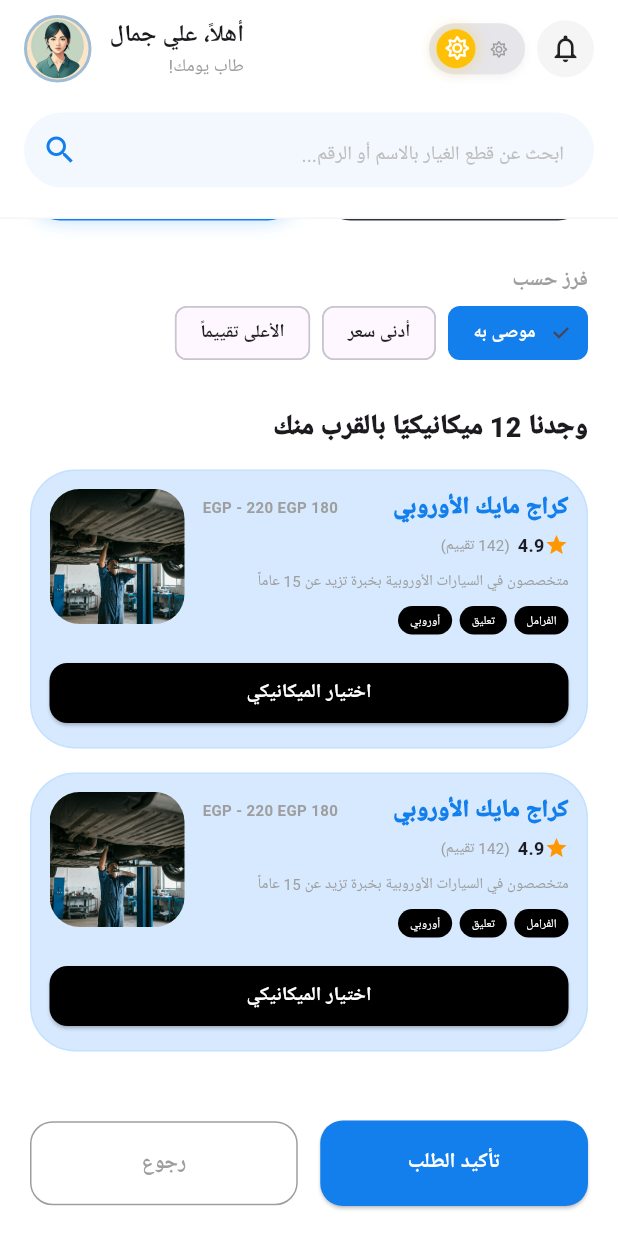
After one commit to 3moor-dot/Gear_Up_App, a Flutter app: the MaintenanceRequestPage screen opened by its route, scrolled down 576 dp, after a tap on "الخطوة التالية", on a phone screen of 412 x 824 dp. The commit adds this screen. Run offline on Flutter 3.47's test engine with Material 3 defaults, Android fonts, the phone set to English and light mode, and no system bars; our stand-ins replace font_awesome_flutter; Roboto replaces fonts that are missing (Cairo).

Commit message:
Add Maintenance_Request

```diff
--- a/lib/main.dart
+++ b/lib/main.dart
@@ -7,6 +7,7 @@ import 'package:gear_up_app/pages/Customer/Control panel/control_panel.dart';
 import 'package:gear_up_app/pages/Customer/Reminder/maintenance_reminders.dart';
 import 'package:gear_up_app/pages/Customer/Service History/service_history.dart';
 import 'package:gear_up_app/pages/Customer/Maintenance_Bookings/maintenance_bookings.dart';
+import 'package:gear_up_app/pages/Customer/Maintenance_Request/maintenance_request.dart';
 
 void main() {
   runApp(
@@ -61,6 +62,7 @@ class GearUpApp extends StatelessWidget {
         '/reminders': (context) => const MaintenanceRemindersPage(),
         '/service-history': (context) => const ServiceHistoryPage(),
         '/bookings': (context) => const MaintenanceBookingsPage(),
+        '/request': (context) => const MaintenanceRequestPage(),
         // أضف أي صفحات جديدة هنا لتتمكن من استدعائها بالاسم
       },
     );
--- /dev/null
+++ b/lib/pages/Customer/Maintenance_Request/maintenance_request.dart
@@ -0,0 +1,57 @@
+import 'package:flutter/material.dart';
+import 'package:gear_up_app/components/Customer/customer_header.dart';
+import 'package:gear_up_app/components/Customer/customer_sidebar.dart';
+
+// استيراد المكونات التي سننشئها بالأسفل
+import 'package:gear_up_app/pages/Customer/Maintenance_Request/step_progress.dart';
+import 'package:gear_up_app/pages/Customer/Maintenance_Request/step_one_details.dart';
+import 'package:gear_up_app/pages/Customer/Maintenance_Request/step_two_mechanics.dart';
+
+class MaintenanceRequestPage extends StatefulWidget {
+  const MaintenanceRequestPage({super.key});
+
+  @override
+  State<MaintenanceRequestPage> createState() => _MaintenanceRequestPageState();
+}
+
+class _MaintenanceRequestPageState extends State<MaintenanceRequestPage> {
+  int _currentStep = 1; // إدارة الخطوة الحالية
+
+  void _nextStep() => setState(() => _currentStep = 2);
+  void _prevStep() => setState(() => _currentStep = 1);
+
+  @override
+  Widget build(BuildContext context) {
+    return Scaffold(
+      endDrawer: const CustomDrawer(currentRoute: '/request'),
+      body: SafeArea(
+        child: Column(
+          children: [
+            const DashboardHeader(),
+            Expanded(
+              child: SingleChildScrollView(
+                padding: const EdgeInsets.all(20),
+                child: Column(
+                  children: [
+                    // المكون العلوي (البروجرس)
+                    StepProgressWidget(
+                      currentStep: _currentStep,
+                      onStepChange: (step) => setState(() => _currentStep = step),
+                    ),
+
+                    const SizedBox(height: 30),
+
+                    // عرض المحتوى بناءً على الخطوة
+                    _currentStep == 1
+                        ? StepOneDetails(onNext: _nextStep)
+                        : StepTwoMechanics(onBack: _prevStep),
+                  ],
+                ),
+              ),
+            ),
+          ],
+        ),
+      ),
+    );
+  }
+}
--- /dev/null
+++ b/lib/pages/Customer/Maintenance_Request/step_one_details.dart
@@ -0,0 +1,250 @@
+import 'package:flutter/material.dart';
+
+class StepOneDetails extends StatefulWidget {
+  final VoidCallback onNext;
+  const StepOneDetails({super.key, required this.onNext});
+
+  @override
+  State<StepOneDetails> createState() => _StepOneDetailsState();
+}
+
+class _StepOneDetailsState extends State<StepOneDetails> {
+  // حالات التحكم (State) مثل الـ React
+  String selectedVehicle = "تسلا موديل 3";
+  String serviceType = "خدمة طارئة";
+  String requestedService = "التشخيص";
+  String location = "في الورشة";
+
+  final primaryColor = const Color(0xFF137FEC);
+
+  @override
+  Widget build(BuildContext context) {
+    final isDark = Theme.of(context).brightness == Brightness.dark;
+
+    return Column(
+      crossAxisAlignment: CrossAxisAlignment.start,
+      children: [
+        // --- قسم اختيار المركبة ---
+        _sectionTitle("اختر مركبة"),
+        Row(
+          children: [
+            _selectableCard(
+              title: "فورد إف-150",
+              sub: "ABC 5678 • 2019",
+              isSelected: selectedVehicle == "فورد إف-150",
+              onTap: () => setState(() => selectedVehicle = "فورد إف-150")
+            ),
+            const SizedBox(width: 10),
+            _selectableCard(
+              title: "تسلا موديل 3",
+              sub: "XYZ 1234 • 2022",
+              isSelected: selectedVehicle == "تسلا موديل 3",
+              onTap: () => setState(() => selectedVehicle = "تسلا موديل 3")
+            ),
+          ],
+        ),
+
+        const SizedBox(height: 25),
+
+        // --- قسم نوع الخدمة ---
+        _sectionTitle("نوع الخدمة"),
+        Row(
+          children: [
+            _selectableCard(
+              title: "خدمة مجدولة",
+              sub: "في وقت محدد مسبقاً",
+              isSelected: serviceType == "خدمة مجدولة",
+              onTap: () => setState(() => serviceType = "خدمة مجدولة")
+            ),
+            const SizedBox(width: 10),
+            _selectableCard(
+              title: "خدمة طارئة",
+              sub: "تتطلب تدخل سريع",
+              isSelected: serviceType == "خدمة طارئة",
+              onTap: () => setState(() => serviceType = "خدمة طارئة")
+            ),
+          ],
+        ),
+
+        const SizedBox(height: 25),
+
+        // --- قسم التاريخ والوقت ---
+        _sectionTitle("التوقيت المفضل"),
+        Row(
+          children: [
+            _buildDateTimeInput(label: "الوقت المفضل", icon: Icons.access_time, isDark: isDark),
+            const SizedBox(width: 15),
+            _buildDateTimeInput(label: "التاريخ المفضل", icon: Icons.calendar_month, isDark: isDark),
+          ],
+        ),
+
+        const SizedBox(height: 25),
+
+        // --- قسم المشكلة ---
+        _sectionTitle("المشكلة"),
+        TextField(
+          maxLines: 4,
+          textAlign: TextAlign.right,
+          decoration: InputDecoration(
+            hintText: "صف المشكلة التي تواجهها...",
+            filled: true,
+            fillColor: primaryColor.withOpacity(0.05),
+            border: OutlineInputBorder(
+              borderRadius: BorderRadius.circular(20),
+              borderSide: BorderSide(color: primaryColor.withOpacity(0.2)),
+            ),
+          ),
+        ),
+        const SizedBox(height: 10),
+        Align(
+          alignment: Alignment.centerRight,
+          child: ElevatedButton.icon(
+            onPressed: () {},
+            icon: const Icon(Icons.image, size: 18),
+            label: const Text("تحميل صورة المشكلة"),
+            style: ElevatedButton.styleFrom(
+              backgroundColor: primaryColor,
+              shape: RoundedRectangleBorder(borderRadius: BorderRadius.circular(12)),
+            ),
+          ),
+        ),
+
+        const SizedBox(height: 25),
+
+        // --- قسم الخدمات المطلوبة (الأيقونات) ---
+        _sectionTitle("الخدمة المطلوبة"),
+        GridView.count(
+          shrinkWrap: true,
+          physics: const NeverScrollableScrollPhysics(),
+          crossAxisCount: 2,
+          childAspectRatio: 1.3,
+          mainAxisSpacing: 10,
+          crossAxisSpacing: 10,
+          children: [
+            _serviceIconCard("تغيير الزيت", "🛢️", requestedService == "تغيير الزيت"),
+            _serviceIconCard("إصلاح الجسم", "🔨", requestedService == "إصلاح الجسم"),
+            _serviceIconCard("الإطارات", "🛞", requestedService == "الإطارات"),
+            _serviceIconCard("التشخيص", "🛠️", requestedService == "التشخيص"),
+          ],
+        ),
+
+        const SizedBox(height: 40),
+
+        // --- أزرار التحكم ---
+        Row(
+          children: [
+            Expanded(
+              child: ElevatedButton(
+                onPressed: widget.onNext,
+                style: ElevatedButton.styleFrom(
+                  backgroundColor: primaryColor,
+                  padding: const EdgeInsets.symmetric(vertical: 18),
+                  shape: RoundedRectangleBorder(borderRadius: BorderRadius.circular(15)),
+                ),
+                child: const Text("الخطوة التالية", style: TextStyle(color: Colors.white, fontSize: 18, fontWeight: FontWeight.bold)),
+              ),
+            ),
+            const SizedBox(width: 15),
+            Expanded(
+              child: TextButton(
+                onPressed: () {},
+                style: TextButton.styleFrom(
+                  backgroundColor: isDark ? Colors.white10 : Colors.grey[200],
+                  padding: const EdgeInsets.symmetric(vertical: 18),
+                  shape: RoundedRectangleBorder(borderRadius: BorderRadius.circular(15)),
+                ),
+                child: Text("إلغاء", style: TextStyle(color: isDark ? Colors.white : Colors.black87, fontWeight: FontWeight.bold)),
+              ),
+            ),
+          ],
+        ),
+      ],
+    );
+  }
+
+  // --- Widgets مساعدة بناءً على الـ React Components ---
+
+  Widget _sectionTitle(String title) => Padding(
+    padding: const EdgeInsets.only(bottom: 15),
+    child: Text(title, style: const TextStyle(fontSize: 18, fontWeight: FontWeight.bold)),
+  );
+
+  Widget _selectableCard({required String title, required String sub, required bool isSelected, required VoidCallback onTap}) {
+    return Expanded(
+      child: GestureDetector(
+        onTap: onTap,
+        child: Container(
+          padding: const EdgeInsets.all(15),
+          decoration: BoxDecoration(
+            color: isSelected ? primaryColor.withOpacity(0.1) : Colors.transparent,
+            borderRadius: BorderRadius.circular(15),
+            border: Border.all(color: isSelected ? primaryColor : Colors.grey.withOpacity(0.2), width: 2),
+          ),
+          child: Column(
+            crossAxisAlignment: CrossAxisAlignment.start,
+            children: [
+              Row(
+                mainAxisAlignment: MainAxisAlignment.spaceBetween,
+                children: [
+                  Text(title, style: const TextStyle(fontWeight: FontWeight.bold, fontSize: 13)),
+                  if (isSelected) Icon(Icons.check_circle, color: primaryColor, size: 20) else Container(width: 20, height: 20, decoration: BoxDecoration(shape: BoxShape.circle, border: Border.all(color: Colors.grey))),
+                ],
+              ),
+              const SizedBox(height: 5),
+              Text(sub, style: const TextStyle(color: Colors.grey, fontSize: 10)),
+            ],
+          ),
+        ),
+      ),
+    );
+  }
+
+  Widget _buildDateTimeInput({required String label, required IconData icon, required bool isDark}) {
+    return Expanded(
+      child: Column(
+        crossAxisAlignment: CrossAxisAlignment.start,
+        children: [
+          Text(label, style: const TextStyle(fontSize: 11, color: Colors.grey)),
+          const SizedBox(height: 5),
+          Container(
+            padding: const EdgeInsets.all(15),
+            decoration: BoxDecoration(
+              color: primaryColor.withOpacity(0.05),
+              borderRadius: BorderRadius.circular(15),
+              border: Border.all(color: primaryColor.withOpacity(0.1)),
+            ),
+            child: Row(
+              children: [
+                const Text("اختر...", style: TextStyle(fontSize: 12, fontWeight: FontWeight.bold)),
+                const Spacer(),
+                Icon(icon, color: primaryColor, size: 20),
+              ],
+            ),
+          ),
+        ],
+      ),
+    );
+  }
+
+  Widget _serviceIconCard(String title, String icon, bool active) {
+    return GestureDetector(
+      onTap: () => setState(() => requestedService = title),
+      child: Container(
+        decoration: BoxDecoration(
+          color: active ? Colors.white : primaryColor,
+          borderRadius: BorderRadius.circular(25),
+          border: Border.all(color: active ? primaryColor : Colors.transparent, width: 2),
+          boxShadow: active ? [BoxShadow(color: primaryColor.withOpacity(0.2), blurRadius: 10)] : [],
+        ),
+        child: Column(
+          mainAxisAlignment: MainAxisAlignment.center,
+          children: [
+            Text(icon, style: const TextStyle(fontSize: 32)),
+            const SizedBox(height: 8),
+            Text(title, style: TextStyle(color: active ? primaryColor : Colors.white, fontWeight: FontWeight.bold, fontSize: 12)),
+          ],
+        ),
+      ),
+    );
+  }
+}
--- /dev/null
+++ b/lib/pages/Customer/Maintenance_Request/step_progress.dart
@@ -0,0 +1,62 @@
+import 'package:flutter/material.dart';
+
+class StepProgressWidget extends StatelessWidget {
+  final int currentStep;
+  final Function(int) onStepChange;
+
+  const StepProgressWidget({super.key, required this.currentStep, required this.onStepChange});
+
+  @override
+  Widget build(BuildContext context) {
+    return Column(
+      crossAxisAlignment: CrossAxisAlignment.start,
+      children: [
+        Text(
+          currentStep == 1 ? "طلب صيانة" : "حجز صيانة",
+          style: const TextStyle(fontSize: 28, fontWeight: FontWeight.w900),
+        ),
+        const Text("قم بإنشاء ومتابعة طلبات الصيانة بسهولة",
+          style: TextStyle(color: Colors.grey, fontSize: 12, fontWeight: FontWeight.bold)),
+        const SizedBox(height: 25),
+        Row(
+          children: [
+            _buildStepItem(1, "الخطوة 1", "التفاصيل", Icons.edit_note),
+            const SizedBox(width: 15),
+            _buildStepItem(2, "الخطوة 2", "جدول", Icons.calendar_month),
+          ],
+        ),
+      ],
+    );
+  }
+
+  Widget _buildStepItem(int step, String title, String sub, IconData icon) {
+    bool isActive = currentStep == step;
+    return Expanded(
+      child: GestureDetector(
+        onTap: () => onStepChange(step),
+        child: Container(
+          padding: const EdgeInsets.all(15),
+          decoration: BoxDecoration(
+            color: isActive ? const Color(0xFF137FEC) : const Color(0xFF2D3342),
+            borderRadius: BorderRadius.circular(20),
+            boxShadow: isActive ? [BoxShadow(color: Colors.blue.withOpacity(0.3), blurRadius: 10)] : [],
+          ),
+          child: Row(
+            mainAxisAlignment: MainAxisAlignment.start,
+            children: [
+              Icon(icon, color: Colors.white, size: 28),
+              const SizedBox(width: 12),
+              Column(
+                crossAxisAlignment: CrossAxisAlignment.start,
+                children: [
+                  Text(title, style: TextStyle(color: isActive ? Colors.white : Colors.grey, fontSize: 12, fontWeight: FontWeight.bold)),
+                  Text(sub, style: TextStyle(color: isActive ? Colors.white : Colors.grey, fontSize: 10)),
+                ],
+              ),
+            ],
+          ),
+        ),
+      ),
+    );
+  }
+}
--- /dev/null
+++ b/lib/pages/Customer/Maintenance_Request/step_two_mechanics.dart
@@ -0,0 +1,213 @@
+import 'package:flutter/material.dart';
+
+class StepTwoMechanics extends StatefulWidget {
+  final VoidCallback onBack;
+  const StepTwoMechanics({super.key, required this.onBack});
+
+  @override
+  State<StepTwoMechanics> createState() => _StepTwoMechanicsState();
+}
+
+class _StepTwoMechanicsState extends State<StepTwoMechanics> {
+  // بيانات الميكانيكيين (نفس الداتا الخاصة بك)
+  final List<Map<String, dynamic>> mechanics = [
+    {
+      "id": 1,
+      "name": "كراج مايك الأوروبي",
+      "rate": 4.9,
+      "reviews": 142,
+      "price": "180 EGP - 220 EGP",
+      "tags": ["الفرامل", "تعليق", "أوروبي"],
+    },
+    {
+      "id": 2,
+      "name": "كراج مايك الأوروبي",
+      "rate": 4.9,
+      "reviews": 142,
+      "price": "180 EGP - 220 EGP",
+      "tags": ["الفرامل", "تعليق", "أوروبي"],
+    },
+  ];
+
+  String selectedSort = "موصى به";
+
+  @override
+  Widget build(BuildContext context) {
+    final isDark = Theme.of(context).brightness == Brightness.dark;
+
+    return Column(
+      crossAxisAlignment: CrossAxisAlignment.start,
+      children: [
+        // 1. الفلاتر السريعة (Horizontal Filters)
+        _sectionTitle("فرز حسب"),
+        SingleChildScrollView(
+          scrollDirection: Axis.horizontal,
+          reverse: true, // للبدء من اليمين
+          child: Row(
+            children: ["موصى به", "أدنى سعر", "الأعلى تقييماً"].map((filter) {
+              bool isSelected = selectedSort == filter;
+              return Padding(
+                padding: const EdgeInsets.only(left: 8),
+                child: ChoiceChip(
+                  label: Text(filter),
+                  selected: isSelected,
+                  onSelected: (val) => setState(() => selectedSort = filter),
+                  selectedColor: const Color(0xFF137FEC),
+                  labelStyle: TextStyle(
+                    color: isSelected ? Colors.white : (isDark ? Colors.white70 : Colors.black87),
+                    fontWeight: FontWeight.bold,
+                    fontSize: 12,
+                  ),
+                ),
+              );
+            }).toList(),
+          ),
+        ),
+
+        const SizedBox(height: 25),
+
+        // 2. العنوان وعدد النتائج
+        const Text(
+          "وجدنا 12 ميكانيكيًا بالقرب منك",
+          style: TextStyle(fontSize: 18, fontWeight: FontWeight.w900),
+        ),
+        const SizedBox(height: 15),
+
+        // 3. قائمة الميكانيكيين
+        ListView.builder(
+          shrinkWrap: true,
+          physics: const NeverScrollableScrollPhysics(),
+          itemCount: mechanics.length,
+          itemBuilder: (context, index) {
+            final mech = mechanics[index];
+            return _buildMechanicCard(mech, isDark);
+          },
+        ),
+
+        const SizedBox(height: 30),
+
+        // 4. أزرار التحكم السفلية
+        Row(
+          children: [
+            Expanded(
+              child: ElevatedButton(
+                onPressed: () {}, // تأكيد الطلب
+                style: ElevatedButton.styleFrom(
+                  backgroundColor: const Color(0xFF137FEC),
+                  padding: const EdgeInsets.symmetric(vertical: 18),
+                  shape: RoundedRectangleBorder(borderRadius: BorderRadius.circular(15)),
+                ),
+                child: const Text("تأكيد الطلب", style: TextStyle(color: Colors.white, fontWeight: FontWeight.bold)),
+              ),
+            ),
+            const SizedBox(width: 15),
+            Expanded(
+              child: OutlinedButton(
+                onPressed: widget.onBack,
+                style: OutlinedButton.styleFrom(
+                  padding: const EdgeInsets.symmetric(vertical: 18),
+                  side: const BorderSide(color: Colors.grey),
+                  shape: RoundedRectangleBorder(borderRadius: BorderRadius.circular(15)),
+                ),
+                child: const Text("رجوع", style: TextStyle(color: Colors.grey, fontWeight: FontWeight.bold)),
+              ),
+            ),
+          ],
+        ),
+      ],
+    );
+  }
+
+  Widget _sectionTitle(String title) => Text(
+        title,
+        style: const TextStyle(color: Colors.grey, fontWeight: FontWeight.bold, fontSize: 14),
+      );
+
+  Widget _buildMechanicCard(Map<String, dynamic> mech, bool isDark) {
+    return Container(
+      margin: const EdgeInsets.only(bottom: 16),
+      padding: const EdgeInsets.all(12),
+      decoration: BoxDecoration(
+        color: isDark ? const Color(0xFF137FEC).withOpacity(0.05) : const Color(0xFFD6E9FF),
+        borderRadius: BorderRadius.circular(30),
+        border: Border.all(color: Colors.blue.withOpacity(0.1)),
+      ),
+      child: Column(
+        children: [
+          Row(
+            crossAxisAlignment: CrossAxisAlignment.start,
+            children: [
+              // تفاصيل الميكانيكي
+              Expanded(
+                child: Column(
+                  crossAxisAlignment: CrossAxisAlignment.start,
+                  children: [
+                    Row(
+                      mainAxisAlignment: MainAxisAlignment.spaceBetween,
+                      children: [
+                        Text(mech['name'], style: const TextStyle(fontSize: 16, fontWeight: FontWeight.w900, color: Color(0xFF137FEC))),
+                        Text(mech['price'], style: const TextStyle(fontSize: 10, color: Colors.grey, fontWeight: FontWeight.bold)),
+                      ],
+                    ),
+                    const SizedBox(height: 5),
+                    Row(
+                      mainAxisAlignment: MainAxisAlignment.start,
+                      children: [
+                        const Icon(Icons.star, color: Colors.orange, size: 16),
+                        Text("${mech['rate']}", style: const TextStyle(fontWeight: FontWeight.bold, fontSize: 12)),
+                        const SizedBox(width: 5),
+                        Text("(${mech['reviews']} تقييم)", style: const TextStyle(fontSize: 10, color: Colors.grey)),
+                      ],
+                    ),
+                    const SizedBox(height: 8),
+                    const Text(
+                      "متخصصون في السيارات الأوروبية بخبرة تزيد عن 15 عاماً",
+                      textAlign: TextAlign.right,
+                      style: TextStyle(fontSize: 10, color: Colors.grey, height: 1.4),
+                    ),
+                    const SizedBox(height: 10),
+                    // التاجات (Tags)
+                    Wrap(
+                      spacing: 5,
+                      direction: Axis.horizontal,
+                      alignment: WrapAlignment.start,
+                      children: (mech['tags'] as List).map((tag) => Container(
+                        padding: const EdgeInsets.symmetric(horizontal: 8, vertical: 4),
+                        decoration: BoxDecoration(color: Colors.black, borderRadius: BorderRadius.circular(20)),
+                        child: Text(tag, style: const TextStyle(color: Colors.white, fontSize: 8)),
+                      )).toList(),
+                    ),
+                  ],
+                ),
+              ),
+              const SizedBox(width: 12),
+              // صورة الميكانيكي
+              ClipRRect(
+                borderRadius: BorderRadius.circular(20),
+                child: Container(
+                  width: 90,
+                  height: 90,
+                  color: Colors.grey[300],
+                  child:  Image.asset("assets/img2.png") // استبدلها بـ Image.network
+                ),
+              ),
+            ],
+          ),
+          const SizedBox(height: 15),
+          // زر الاختيار داخل الكارد
+          SizedBox(
+            width: double.infinity,
+            child: ElevatedButton(
+              onPressed: () {},
+              style: ElevatedButton.styleFrom(
+                backgroundColor: Colors.black,
+                shape: RoundedRectangleBorder(borderRadius: BorderRadius.circular(12)),
+              ),
+              child: const Text("اختيار الميكانيكي", style: TextStyle(color: Colors.white, fontWeight: FontWeight.bold, fontSize: 13)),
+            ),
+          )
+        ],
+      ),
+    );
+  }
+}
--- a/pubspec.yaml
+++ b/pubspec.yaml
@@ -72,6 +72,7 @@ flutter:
     - assets/car_rav4.png
     - assets/avatar-path.png
     - assets/mechanic1.png
+    - assets/img2.png
 
   # An image asset can refer to one or more resolution-specific "variants", see
   # https://flutter.dev/to/resolution-aware-images
```
Also changed, not shown: assets/img2.png (added).
